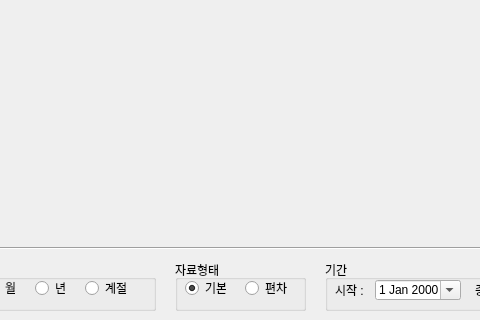
Before: the Qt Designer form simple_project/data_analysis/seoul_temperature/ui/seoul_temp_graph.ui in benzoa/pythonStudy, drawn with Qt 5; both pictures show x 85 to 565 and y 350 to 670 of the 1189 by 670 pixel window.
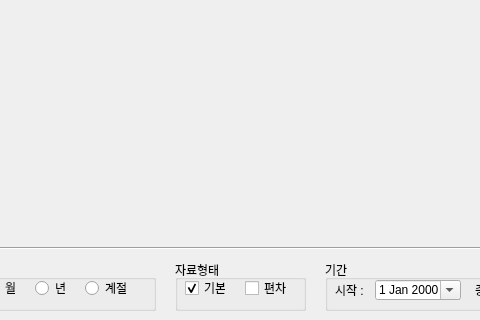
After: the same form once the commit is applied.

Commit message: Change radiobox to checkbox

```diff
--- a/simple_project/data_analysis/seoul_temperature/ui/seoul_temp_graph.ui
+++ b/simple_project/data_analysis/seoul_temperature/ui/seoul_temp_graph.ui
@@ -99,7 +99,7 @@
    <property name="title">
     <string>자료형태</string>
    </property>
-   <widget class="QRadioButton" name="radio_standard">
+   <widget class="QCheckBox" name="checkBox_standard">
     <property name="geometry">
      <rect>
       <x>10</x>
@@ -115,7 +115,7 @@
      <bool>true</bool>
     </property>
    </widget>
-   <widget class="QRadioButton" name="radio_deviation">
+   <widget class="QCheckBox" name="checkBox_deviation">
     <property name="geometry">
      <rect>
       <x>70</x>
@@ -127,6 +127,15 @@
     <property name="text">
      <string>편차</string>
     </property>
+    <property name="checkable">
+     <bool>true</bool>
+    </property>
+    <property name="autoExclusive">
+     <bool>true</bool>
+    </property>
+    <property name="tristate">
+     <bool>false</bool>
+    </property>
    </widget>
   </widget>
   <widget class="QPushButton" name="btn_search">
```
Left out of the diff: 3 changed lines with no effect on the pictures. The commit also changes 2 other files.
